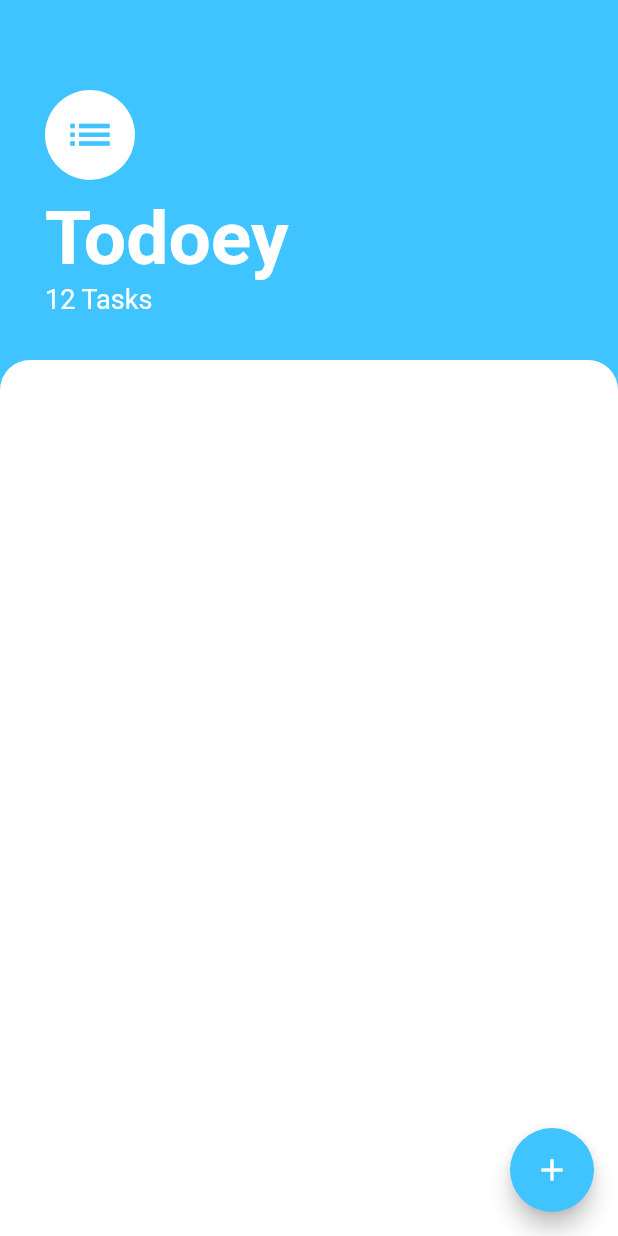
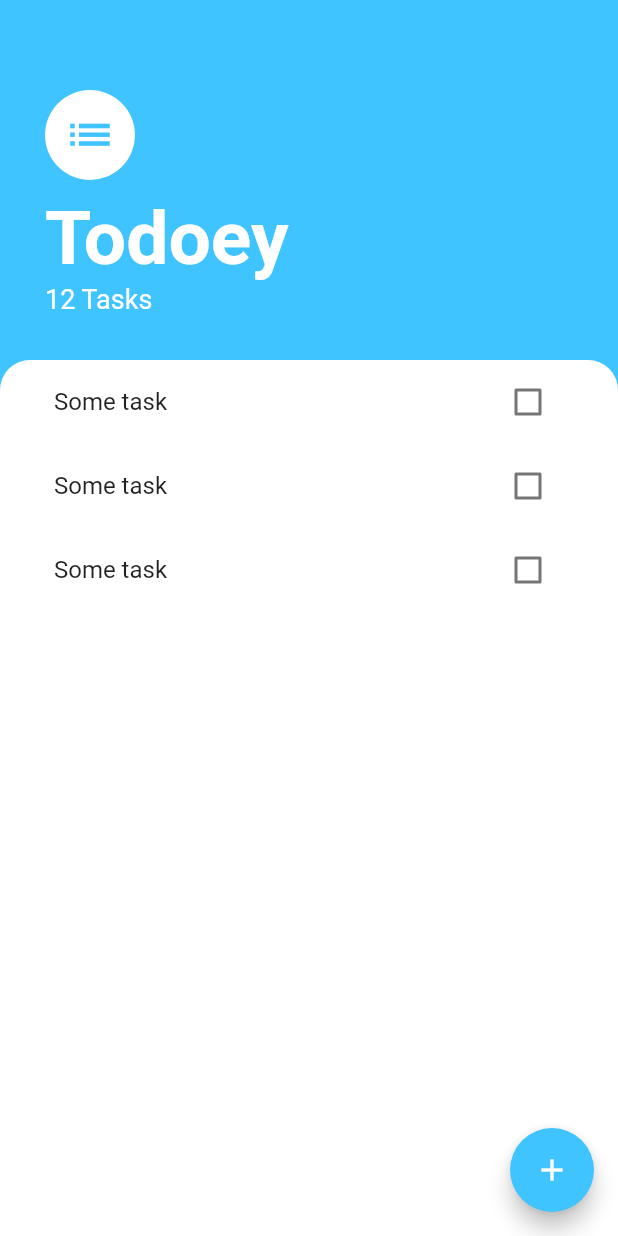
Before and after one commit to rhromets/todoey_fl, a Flutter app: the screen it shows after launch, on a phone screen of 412 x 824 dp. Run offline on Flutter 3.47's test engine with Material 2 defaults, Android fonts, the phone set to English and light mode, and no system bars.

Commit message:
Refactor List code

```diff
--- a/lib/screens/task_screen.dart
+++ b/lib/screens/task_screen.dart
@@ -1,8 +1,7 @@
 import 'package:flutter/material.dart';
+import 'package:todoey_flutter/widgets/tasks_list.dart';
 
 class TaskScreen extends StatelessWidget {
-  const TaskScreen({Key? key}) : super(key: key);
-
   @override
   Widget build(BuildContext context) {
     return Scaffold(
@@ -53,6 +52,7 @@ class TaskScreen extends StatelessWidget {
           ),
           Expanded(
             child: Container(
+              padding: EdgeInsets.symmetric(horizontal: 20.0),
               decoration: BoxDecoration(
                 color: Colors.white,
                 borderRadius: BorderRadius.only(
@@ -60,6 +60,7 @@ class TaskScreen extends StatelessWidget {
                   topLeft: Radius.circular(20.0),
                 ),
               ),
+              child: TaskList(),
             ),
           )
         ],
--- /dev/null
+++ b/lib/widgets/task_tile.dart
@@ -0,0 +1,25 @@
+import 'package:flutter/material.dart';
+
+class TaskTile extends StatefulWidget {
+  @override
+  _TaskTileState createState() => _TaskTileState();
+}
+
+class _TaskTileState extends State<TaskTile> {
+  bool _isChecked = false;
+
+  @override
+  Widget build(BuildContext context) {
+    return ListTile(
+      title: Text('Some task'),
+      trailing: Checkbox(
+        value: _isChecked,
+        onChanged: (bool? value) {
+          setState(() {
+            _isChecked = value!;
+          });
+        },
+      ),
+    );
+  }
+}
--- /dev/null
+++ b/lib/widgets/tasks_list.dart
@@ -0,0 +1,15 @@
+import 'package:flutter/material.dart';
+import 'task_tile.dart';
+
+class TaskList extends StatelessWidget {
+  @override
+  Widget build(BuildContext context) {
+    return ListView(
+      children: [
+        TaskTile(),
+        TaskTile(),
+        TaskTile(),
+      ],
+    );
+  }
+}
```
